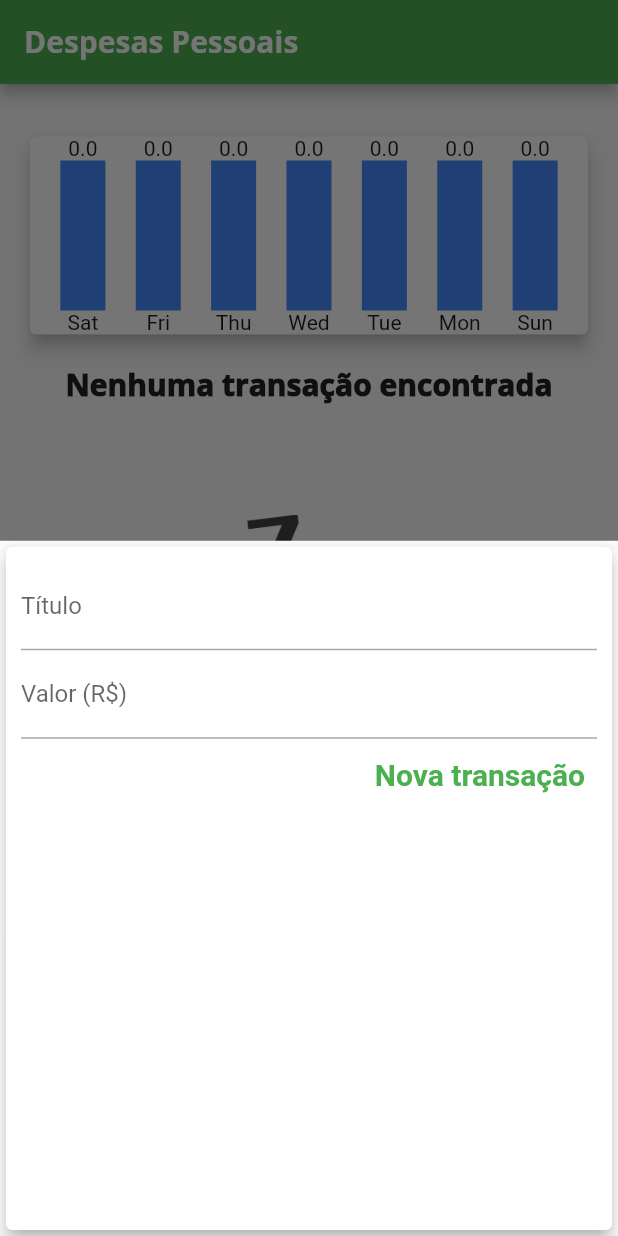
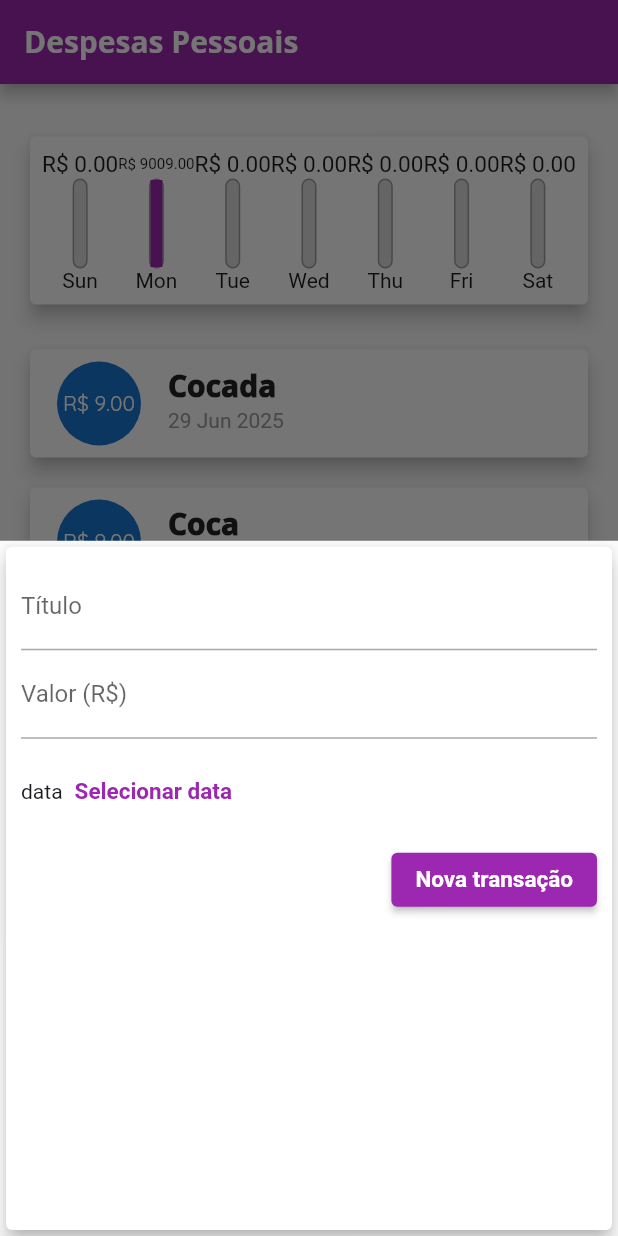
Before and after one commit to ErlonMurilo/app_despesas, a Flutter app: the screen it shows after launch, after a tap on the "add" icon, on a phone screen of 412 x 824 dp. Run offline on Flutter 3.47's test engine with Material 3 defaults, Android fonts, the phone set to English and light mode, and no system bars.

Commit message:
construcao_dos_graficos_de_despesas_diarias

```diff
--- a/lib/components/chart.dart
+++ b/lib/components/chart.dart
@@ -1,3 +1,4 @@
+import 'package:app_despesas/components/chart_bar.dart';
 import 'package:app_despesas/models/transaction.dart';
 import 'package:flutter/material.dart';
 import 'package:intl/intl.dart';
@@ -12,14 +13,15 @@ class Chart extends StatefulWidget {
 }
 
 class _ChartState extends State<Chart> {
+
   List<Map<String, Object>> get groupedTransactions {
     return List.generate(7, (index) {
       final weekDay = DateTime.now().subtract(Duration(days: index));
-
       double value = 0;
 
       for (Transaction transation in widget.recentTransaction) {
-        if (transation.date.isAfter(DateTime.now().subtract(const Duration(days: 7)))) {
+        if (transation.date
+            .isAfter(DateTime.now().subtract(const Duration(days: 7)))) {
           if (DateFormat.E().format(transation.date) ==
               DateFormat.E().format(weekDay)) {
             value += transation.value;
@@ -28,29 +30,40 @@ class _ChartState extends State<Chart> {
       }
 
       return {'day': DateFormat.E().format(weekDay), 'value': value};
+    }).reversed.toList();
+  }
+
+  double _valorTotal(groupedTransactions){
+    return groupedTransactions.fold(0, (sum, tr){
+      return sum += (tr['value'] as double);
     });
   }
 
   @override
   Widget build(BuildContext context) {
+    final listGrouped = groupedTransactions;
 
     return Card(
         elevation: 5,
         margin: const EdgeInsets.all(20),
-        child: Row(
-            mainAxisAlignment: MainAxisAlignment.spaceEvenly,
-            children: List.generate(groupedTransactions.length, (index) {
-              return Column(
-                children: [
-                  Text('${groupedTransactions[index]['value']}'),
-                  Container(
-                    color: Colors.blueAccent,
-                    width: 30,
-                    height: 100,
-                  ),
-                  Text('${groupedTransactions[index]['day']}')
-                ],
-              );
-            })));
+        child: Padding(
+          padding: const EdgeInsets.all(8.0),
+          child: Row(
+              mainAxisAlignment: MainAxisAlignment.spaceAround,
+              children: List.generate(listGrouped.length, (index) {
+                return
+                Flexible(
+                  fit: FlexFit.tight,
+                  child:
+                  ChartBar(
+                      label: listGrouped[index]['day'].toString(),
+                      porcentagem:
+                          double.parse(listGrouped[index]['value'].toString()) /
+                              _valorTotal(listGrouped),
+                      value: double.parse(listGrouped[index]['value'].toString())),
+                )
+                ;
+              })),
+        ));
   }
 }
--- /dev/null
+++ b/lib/components/chart_bar.dart
@@ -0,0 +1,41 @@
+import 'package:flutter/material.dart';
+
+class ChartBar extends StatelessWidget {
+  final double value;
+  final double porcentagem;
+  final String label;
+
+  const ChartBar(
+      {super.key,
+      required this.label,
+      required this.porcentagem,
+      required this.value});
+
+  @override
+  Widget build(BuildContext context) {
+    return Column(
+      children: [
+        SizedBox(
+          height: 20,
+            child: FittedBox(child: Text('R\$ ${value.toStringAsFixed(2)}'))),
+        Container(
+          decoration: BoxDecoration(
+            border: Border.all(width: 1, color: Colors.grey),
+            color: const Color.fromRGBO(220, 220, 220, 1),
+            borderRadius: BorderRadius.circular(5),
+          ),
+          width: 10,
+          height: 60,
+          child: FractionallySizedBox(
+            alignment: Alignment.bottomCenter,
+            heightFactor: porcentagem,
+            child: Container(
+              color: Theme.of(context).colorScheme.primary,
+            ),
+          ),
+        ),
+        Text(label)
+      ],
+    );
+  }
+}
--- a/lib/components/transaction_form.dart
+++ b/lib/components/transaction_form.dart
@@ -49,18 +49,42 @@ class _TransactionFormState extends State<TransactionForm> {
               controller: valueController,
               decoration: const InputDecoration(labelText: 'Valor (R\$)'),
             ),
+            SizedBox(
+              height: 70,
+              child: Row(
+                children: [
+                  const Text('data'),
+                  TextButton(
+                      onPressed: () {
+                        showDatePicker(
+                          context: context,
+                          initialDate: DateTime.now(),
+                          firstDate: DateTime(2000),
+                          lastDate: DateTime.now(),
+                          // locale: Localizations.localeOf(context)
+                          // locale: Locale("pt","BR")
+                        );
+                      },
+                      child: Text(
+                        'Selecionar data',
+                        style: TextStyle(
+                            color: Theme.of(context).colorScheme.primary,
+                            fontSize: 15,
+                            fontWeight: FontWeight.bold),
+                      ))
+                ],
+              ),
+            ),
             Row(
               mainAxisAlignment: MainAxisAlignment.end,
               children: [
-                TextButton(
+                ElevatedButton(
                   onPressed: () {
-                   _onSubmit();
+                    _onSubmit();
                   },
-                  child: Text('Nova transação',
-                      style: TextStyle(
-                          color: Theme.of(context).colorScheme.primary,
-                          fontSize: 20,
-                          fontWeight: FontWeight.bold)),
+                  child: const Text('Nova transação',
+                      style:
+                          TextStyle(fontSize: 15, fontWeight: FontWeight.bold)),
                 ),
               ],
             )
--- a/lib/components/transaction_list.dart
+++ b/lib/components/transaction_list.dart
@@ -19,43 +19,67 @@ class TransactionList extends StatelessWidget {
               ),
               const Spacer(),
               Image.asset('assets/images/waiting.png', height: 200)
-
             ])
           : ListView.builder(
               itemCount: transactions.length,
               itemBuilder: (context, index) {
                 final tr = transactions[index];
                 return Card(
-                    child: Row(
-                  children: [
-                    Container(
-                      margin: const EdgeInsets.symmetric(
-                          horizontal: 15, vertical: 10),
-                      padding: const EdgeInsets.all(10),
-                      decoration: BoxDecoration(
-                          border: Border.all(
-                              width: 2,
-                              color: Theme.of(context).colorScheme.primary)),
-                      child: Text('R\$ ${tr.value.toStringAsFixed(2)}',
-                          style: TextStyle(
-                              color: Theme.of(context).colorScheme.primary,
-                              fontSize: 20,
-                              fontWeight: FontWeight.bold)),
+                  margin:
+                      const EdgeInsets.symmetric(horizontal: 20, vertical: 10),
+                  elevation: 5,
+                  child: ListTile(
+                    titleTextStyle: Theme.of(context).textTheme.titleLarge,
+                    subtitleTextStyle: const TextStyle(color: Colors.grey),
+                    leading: CircleAvatar(
+                      radius: 30,
+                      child: Padding(
+                        padding: const EdgeInsets.all(6.0),
+                        child: FittedBox(
+                          child: Text(
+                            'R\$ ${tr.value.toStringAsFixed(2)}',
+                          ),
+                        ),
+                      ),
                     ),
-                    Column(
-                      crossAxisAlignment: CrossAxisAlignment.start,
-                      children: [
-                        Text(tr.title,
-                            style: Theme.of(context).textTheme.titleLarge
-                            ),
-                        Text(
-                          DateFormat('dd MMM yyyy').format(tr.date),
-                          style: const TextStyle(color: Colors.grey),
-                        )
-                      ],
-                    )
-                  ],
-                ));
+                    title: Text(tr.title),
+                    subtitle: Text(
+                      DateFormat('dd MMM yyyy').format(tr.date),
+                    ),
+                  ),
+                );
+
+                // Card(
+                //     child: Row(
+                //   children: [
+                //     Container(
+                //       margin: const EdgeInsets.symmetric(
+                //           horizontal: 15, vertical: 10),
+                //       padding: const EdgeInsets.all(10),
+                //       decoration: BoxDecoration(
+                //           border: Border.all(
+                //               width: 2,
+                //               color: Theme.of(context).colorScheme.primary)),
+                //       child: Text('R\$ ${tr.value.toStringAsFixed(2)}',
+                //           style: TextStyle(
+                //               color: Theme.of(context).colorScheme.primary,
+                //               fontSize: 20,
+                //               fontWeight: FontWeight.bold)),
+                //     ),
+                //     Column(
+                //       crossAxisAlignment: CrossAxisAlignment.start,
+                //       children: [
+                //         Text(tr.title,
+                //             style: Theme.of(context).textTheme.titleLarge
+                //             ),
+                //         Text(
+                //           DateFormat('dd MMM yyyy').format(tr.date),
+                //           style: const TextStyle(color: Colors.grey),
+                //         )
+                //       ],
+                //     )
+                //   ],
+                // ));
               },
             ),
     );
--- a/lib/main.dart
+++ b/lib/main.dart
@@ -18,15 +18,22 @@ class ExpensesApp extends StatelessWidget {
   @override
   Widget build(BuildContext context) {
     return MaterialApp(
+    //   localizationsDelegates: [
+    //   // GlobalWidgetsLocalizations.delegate,
+    //   // GlobalMaterialLocalizations.delegate,
+    // ],
+    // supportedLocales: [Locale("pt", "BR")],
+      debugShowCheckedModeBanner: false,
         home: const MyHomePage(),
         theme: ThemeData(
           useMaterial3: false,
           fontFamily: 'Quicksand',
           textTheme: ThemeData.light().textTheme.copyWith(
-              titleLarge: const TextStyle(
-                  fontFamily: 'OpenSans',
-                  fontSize: 20,
-                  fontWeight: FontWeight.w900)),
+                titleLarge: const TextStyle(
+                    fontFamily: 'OpenSans',
+                    fontSize: 20,
+                    fontWeight: FontWeight.w900),
+              ),
           appBarTheme: const AppBarTheme(
             titleTextStyle: TextStyle(
                 fontFamily: 'OpenSans',
@@ -37,7 +44,7 @@ class ExpensesApp extends StatelessWidget {
           ),
           colorScheme: ColorScheme.fromSeed(
             seedColor: Colors.amber,
-            primary: Colors.green,
+            primary: Colors.purple,
             secondary: Colors.amber,
           ),
         ));
@@ -53,24 +60,42 @@ class MyHomePage extends StatefulWidget {
 
 class _MyHomePageState extends State<MyHomePage> {
   final List<Transaction> _transactions = [
-    // Transaction(
-    //     id: Random().nextDouble().toString(),
-    //     title: 'Cocada',
-    //     value: 9,
-    //     date: DateTime.now().subtract(Duration(days: 20)),
-    //   ),
-    //   Transaction(
-    //     id: Random().nextDouble().toString(),
-    //     title: 'Cocada',
-    //     value: 9,
-    //     date: DateTime.now().subtract(Duration(days: 5)),
-    //   ),
-    //   Transaction(
-    //     id: Random().nextDouble().toString(),
-    //     title: 'Cocada',
-    //     value: 9,
-    //     date: DateTime.now().subtract(Duration(days: 7)),
-    //   ),
+    Transaction(
+      id: Random().nextDouble().toString(),
+      title: 'Cocada',
+      value: 9,
+      date: DateTime.now().subtract(Duration(days: 20)),
+    ),
+    Transaction(
+      id: Random().nextDouble().toString(),
+      title: 'Coca',
+      value: 9,
+      date: DateTime.now().subtract(Duration(days: 5)),
+    ),
+    Transaction(
+      id: Random().nextDouble().toString(),
+      title: 'Feijão',
+      value: 9,
+      date: DateTime.now().subtract(Duration(days: 7)),
+    ),
+    Transaction(
+      id: Random().nextDouble().toString(),
+      title: 'Refri Dight',
+      value: 100,
+      date: DateTime.now().subtract(Duration(days: 20)),
+    ),
+    Transaction(
+      id: Random().nextDouble().toString(),
+      title: 'Lua',
+      value: 9000,
+      date: DateTime.now().subtract(Duration(days: 5)),
+    ),
+    Transaction(
+      id: Random().nextDouble().toString(),
+      title: 'Cinema',
+      value: 25,
+      date: DateTime.now().subtract(Duration(days: 7)),
+    ),
   ];
 
   _addTransaction(String title, double value) {
@@ -82,17 +107,18 @@ class _MyHomePageState extends State<MyHomePage> {
         date: DateTime.now(),
       ));
     });
-
-    Navigator.of(context).pop;
+    Navigator.of(context).pop();
   }
 
   @override
   Widget build(BuildContext context) {
     return Scaffold(
+      resizeToAvoidBottomInset: false,
       appBar: AppBar(
         backgroundColor: Theme.of(context).colorScheme.primary,
         title: const Text(
           'Despesas Pessoais',
+          style: TextStyle(color: Colors.white),
         ),
       ),
       body: Padding(
--- a/pubspec.yaml
+++ b/pubspec.yaml
@@ -31,7 +31,6 @@ dependencies:
   flutter:
     sdk: flutter
   intl: ^0.20.2
-
 
   # The following adds the Cupertino Icons font to your application.
   # Use with the CupertinoIcons class for iOS style icons.
```
